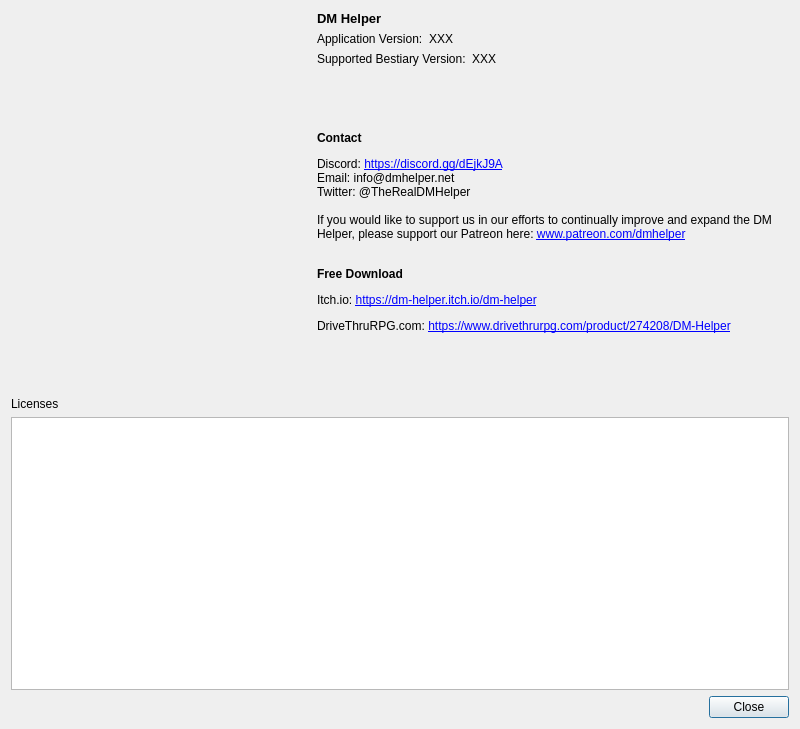
First picture: the form in DMHelper/src/aboutdialog.ui, repository MMetze/DMHelper, before the edit.
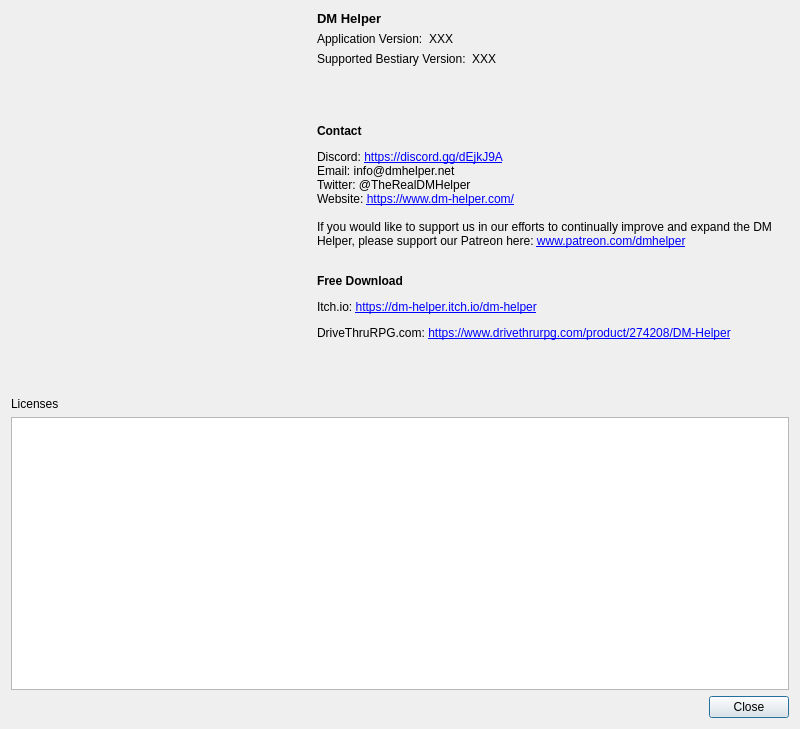
Second picture: the form after the edit. Icons and pictures are not drawn.

What changed in the file:
```diff
--- a/DMHelper/src/aboutdialog.ui
+++ b/DMHelper/src/aboutdialog.ui
@@ -175,7 +175,7 @@
        <item>
         <widget class="QLabel" name="label_6">
          <property name="text">
-          <string>&lt;html&gt;&lt;head/&gt;&lt;body&gt;&lt;p&gt;&lt;span style=&quot; font-weight:600;&quot;&gt;Contact&lt;/span&gt;&lt;/p&gt;&lt;p&gt;Discord: &lt;a href=&quot;https://discord.gg/C7zPKBp&quot;&gt;&lt;span style=&quot; text-decoration: underline; color:#0000ff;&quot;&gt;https://discord.gg/dEjkJ9A&lt;/span&gt;&lt;/a&gt;&lt;br/&gt;Email: info@dmhelper.net&lt;br/&gt;Twitter: @TheRealDMHelper&lt;br/&gt;&lt;br/&gt;If you would like to support us in our efforts to continually improve and expand the DM Helper, please support our Patreon here: &lt;a href=&quot;www.patreon.com/dmhelper&quot;&gt;&lt;span style=&quot; text-decoration: underline; color:#0000ff;&quot;&gt;www.patreon.com/dmhelper&lt;/span&gt;&lt;/a&gt;&lt;br/&gt;&lt;/p&gt;&lt;p&gt;&lt;span style=&quot; font-weight:600;&quot;&gt;Free Download&lt;/span&gt;&lt;/p&gt;&lt;p&gt;Itch.io: &lt;a href=&quot;https://dm-helper.itch.io/dm-helper&quot;&gt;&lt;span style=&quot; text-decoration: underline; color:#0000ff;&quot;&gt;https://dm-helper.itch.io/dm-helper&lt;/span&gt;&lt;/a&gt;&lt;/p&gt;&lt;p&gt;DriveThruRPG.com: &lt;a href=&quot;https://www.drivethrurpg.com/product/274208/DM-Helper&quot;&gt;&lt;span style=&quot; text-decoration: underline; color:#0000ff;&quot;&gt;https://www.drivethrurpg.com/product/274208/DM-Helper&lt;/span&gt;&lt;/a&gt;&lt;/p&gt;&lt;/body&gt;&lt;/html&gt;</string>
+          <string>&lt;html&gt;&lt;head/&gt;&lt;body&gt;&lt;p&gt;&lt;span style=&quot; font-weight:600;&quot;&gt;Contact&lt;/span&gt;&lt;/p&gt;&lt;p&gt;Discord: &lt;a href=&quot;https://discord.gg/C7zPKBp&quot;&gt;&lt;span style=&quot; text-decoration: underline; color:#0000ff;&quot;&gt;https://discord.gg/dEjkJ9A&lt;/span&gt;&lt;/a&gt;&lt;br/&gt;Email: info@dmhelper.net&lt;br/&gt;Twitter: @TheRealDMHelper&lt;br/&gt;Website: &lt;a href=&quot;https://www.dm-helper.com/&quot;&gt;&lt;span style=&quot; text-decoration: underline; color:#0000ff;&quot;&gt;https://www.dm-helper.com/&lt;/span&gt;&lt;/a&gt;&lt;br/&gt;&lt;br/&gt;If you would like to support us in our efforts to continually improve and expand the DM Helper, please support our Patreon here: &lt;a href=&quot;www.patreon.com/dmhelper&quot;&gt;&lt;span style=&quot; text-decoration: underline; color:#0000ff;&quot;&gt;www.patreon.com/dmhelper&lt;/span&gt;&lt;/a&gt;&lt;br/&gt;&lt;/p&gt;&lt;p&gt;&lt;span style=&quot; font-weight:600;&quot;&gt;Free Download&lt;/span&gt;&lt;/p&gt;&lt;p&gt;Itch.io: &lt;a href=&quot;https://dm-helper.itch.io/dm-helper&quot;&gt;&lt;span style=&quot; text-decoration: underline; color:#0000ff;&quot;&gt;https://dm-helper.itch.io/dm-helper&lt;/span&gt;&lt;/a&gt;&lt;/p&gt;&lt;p&gt;DriveThruRPG.com: &lt;a href=&quot;https://www.drivethrurpg.com/product/274208/DM-Helper&quot;&gt;&lt;span style=&quot; text-decoration: underline; color:#0000ff;&quot;&gt;https://www.drivethrurpg.com/product/274208/DM-Helper&lt;/span&gt;&lt;/a&gt;&lt;/p&gt;&lt;/body&gt;&lt;/html&gt;</string>
          </property>
          <property name="textFormat">
           <enum>Qt::RichText</enum>
```
